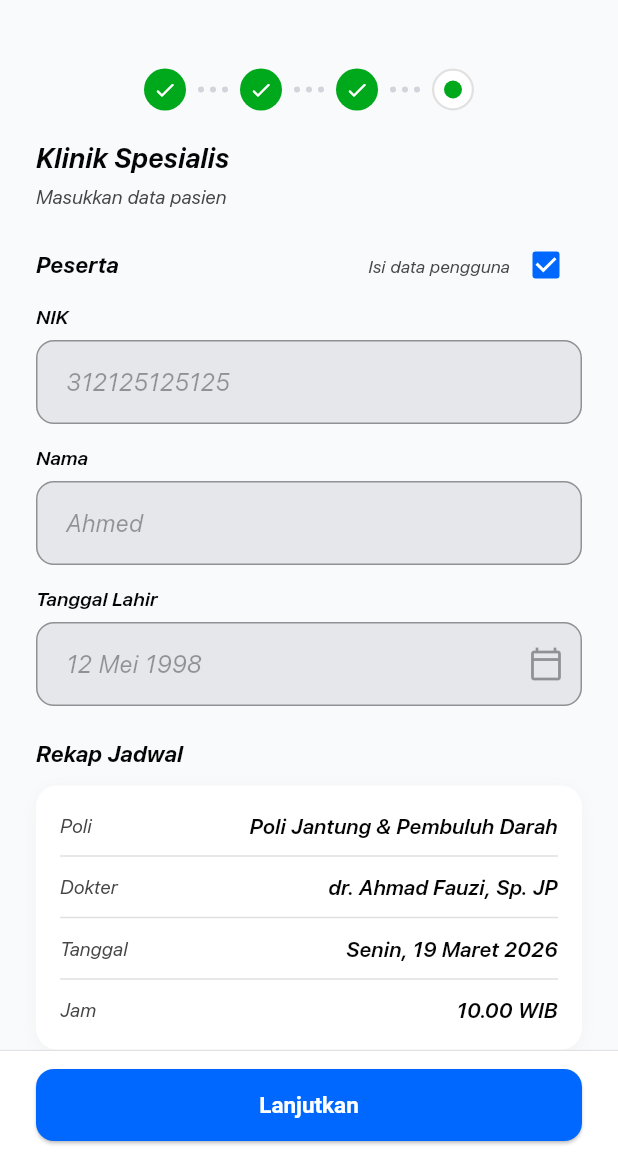
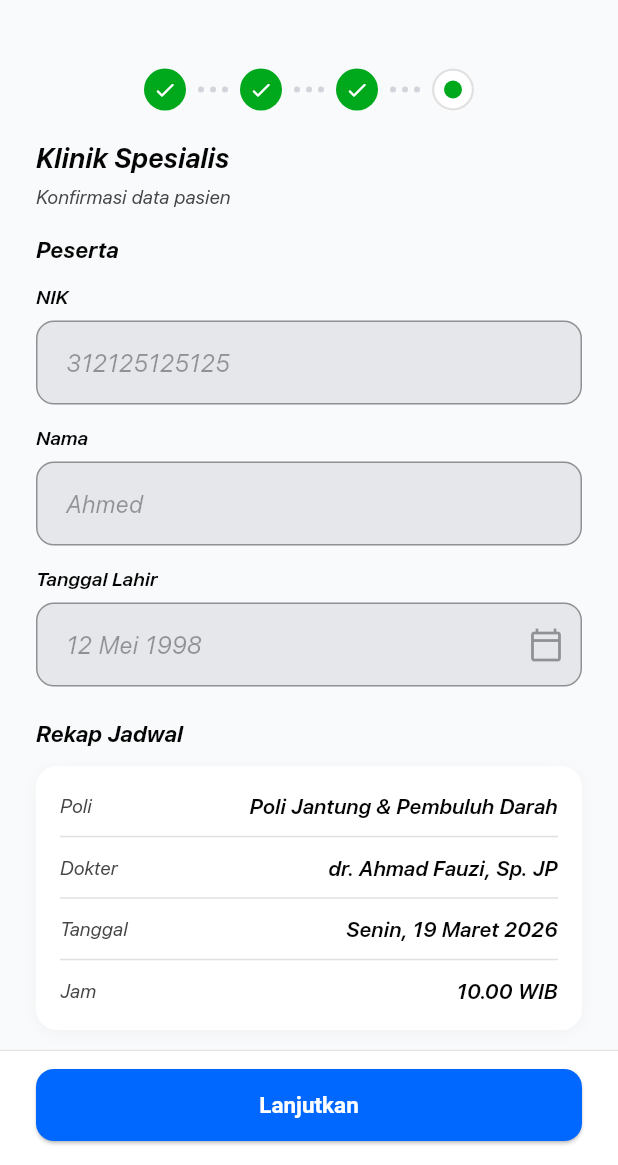
Before and after one commit to Alfredrown/santri_skripsi, a Flutter app: the BookingStep4PasienScreen screen opened by its route, on a phone screen of 412 x 824 dp, the part 71-1236 px from its top. Run offline on Flutter 3.47's test engine with Material 3 defaults, Android fonts, the phone set to English and light mode, and no system bars; our stand-ins replace flutter_riverpod, flutter_svg, gap, go_router, material_ui.

Commit message:
feat(booking): remove Isi data pengguna checkbox and rename subtitle to Konfirmasi data pasien

```diff
--- a/lib/features/booking/presentation/screens/booking_step4_pasien_screen.dart
+++ b/lib/features/booking/presentation/screens/booking_step4_pasien_screen.dart
@@ -187,18 +187,14 @@ class _BookingStep4PasienScreenState
                     ),
                     const Gap(2),
                     const Text(
-                      'Masukkan data pasien',
+                      'Konfirmasi data pasien',
                       style: TextStyle(
                         fontSize: 13,
                         color: AppColors.onSurfaceVariant,
                       ),
                     ),
-                    const Gap(12),
+                    const Gap(14),
 
-                    // Peserta + Isi data pengguna checkbox
-                    Row(
-                      mainAxisAlignment: MainAxisAlignment.spaceBetween,
-                      children: [
                     const Text(
                       'Peserta',
                       style: TextStyle(
@@ -207,122 +203,39 @@ class _BookingStep4PasienScreenState
                         color: AppColors.onSurface,
                       ),
                     ),
-                        MergeSemantics(
-                          child: Row(
-                            children: [
-                              const Text(
-                                'Isi data pengguna',
-                                style: TextStyle(
-                                  fontSize: 12,
-                                  color: AppColors.onSurfaceVariant,
-                                ),
-                              ),
-                              Checkbox(
-                                semanticLabel: 'Isi data pengguna',
-                                value: _useUserData,
-                                onChanged: (v) {
-                                  final checked = v ?? false;
-                                  setState(() {
-                                    _useUserData = checked;
-                                    if (checked) {
-                                      _nikController.text = '312125125125';
-                                      _nameController.text = 'Ahmed';
-                                      _birthController.text = '12 Mei 1998';
-                                    } else {
-                                      _nikController.clear();
-                                      _nameController.clear();
-                                      _birthController.clear();
-                                    }
-                                  });
-                                },
-                              ),
-                            ],
-                          ),
-                        ),
-                      ],
-                    ),
+                    const Gap(10),
 
                     const _FieldLabel('NIK'),
                     TextField(
                       controller: _nikController,
-                      enabled: !_useUserData,
-                      onChanged: (_) => setState(() {}),
-                      decoration: InputDecoration(
+                      enabled: false,
+                      decoration: const InputDecoration(
                         hintText: 'Masukkan NIK',
                         filled: true,
-                        fillColor: _useUserData
-                            ? const Color(0xFFE5E7EB)
-                            : AppColors.surface,
-                        suffixIcon:
-                            !_useUserData && _nikController.text.isNotEmpty
-                                ? IconButton(
-                                    tooltip: 'Hapus NIK',
-                                    onPressed: () {
-                                      _nikController.clear();
-                                      setState(() {});
-                                    },
-                                    icon: const Icon(
-                                      Icons.close_rounded,
-                                      size: 20,
-                                    ),
-                                  )
-                                : null,
+                        fillColor: Color(0xFFE5E7EB),
                       ),
                     ),
                     const Gap(12),
                     const _FieldLabel('Nama'),
                     TextField(
                       controller: _nameController,
-                      enabled: !_useUserData,
-                      onChanged: (_) => setState(() {}),
-                      decoration: InputDecoration(
+                      enabled: false,
+                      decoration: const InputDecoration(
                         hintText: 'Masukkan Nama Lengkap',
                         filled: true,
-                        fillColor: _useUserData
-                            ? const Color(0xFFE5E7EB)
-                            : AppColors.surface,
-                        suffixIcon:
-                            !_useUserData && _nameController.text.isNotEmpty
-                                ? IconButton(
-                                    tooltip: 'Hapus Nama',
-                                    onPressed: () {
-                                      _nameController.clear();
-                                      setState(() {});
-                                    },
-                                    icon: const Icon(
-                                      Icons.close_rounded,
-                                      size: 20,
-                                    ),
-                                  )
-                                : null,
+                        fillColor: Color(0xFFE5E7EB),
                       ),
                     ),
                     const Gap(12),
                     const _FieldLabel('Tanggal Lahir'),
                     TextField(
                       controller: _birthController,
-                      enabled: !_useUserData,
-                      onChanged: (_) => setState(() {}),
-                      decoration: InputDecoration(
+                      enabled: false,
+                      decoration: const InputDecoration(
                         hintText: 'Masukkan Tanggal Lahir',
                         filled: true,
-                        fillColor: _useUserData
-                            ? const Color(0xFFE5E7EB)
-                            : AppColors.surface,
-                        suffixIcon:
-                            !_useUserData && _birthController.text.isNotEmpty
-                                ? IconButton(
-                                    tooltip: 'Hapus Tanggal Lahir',
-                                    onPressed: () {
-                                      _birthController.clear();
-                                      setState(() {});
-                                    },
-                                    icon: const Icon(
-                                      Icons.close_rounded,
-                                      size: 20,
-                                    ),
-                                  )
-                                : const Icon(Icons.calendar_today_outlined),
+                        fillColor: Color(0xFFE5E7EB),
+                        suffixIcon: Icon(Icons.calendar_today_outlined),
                       ),
                     ),
                     const Gap(20),
```
Lines whose indentation alone changed are shown as unchanged.
